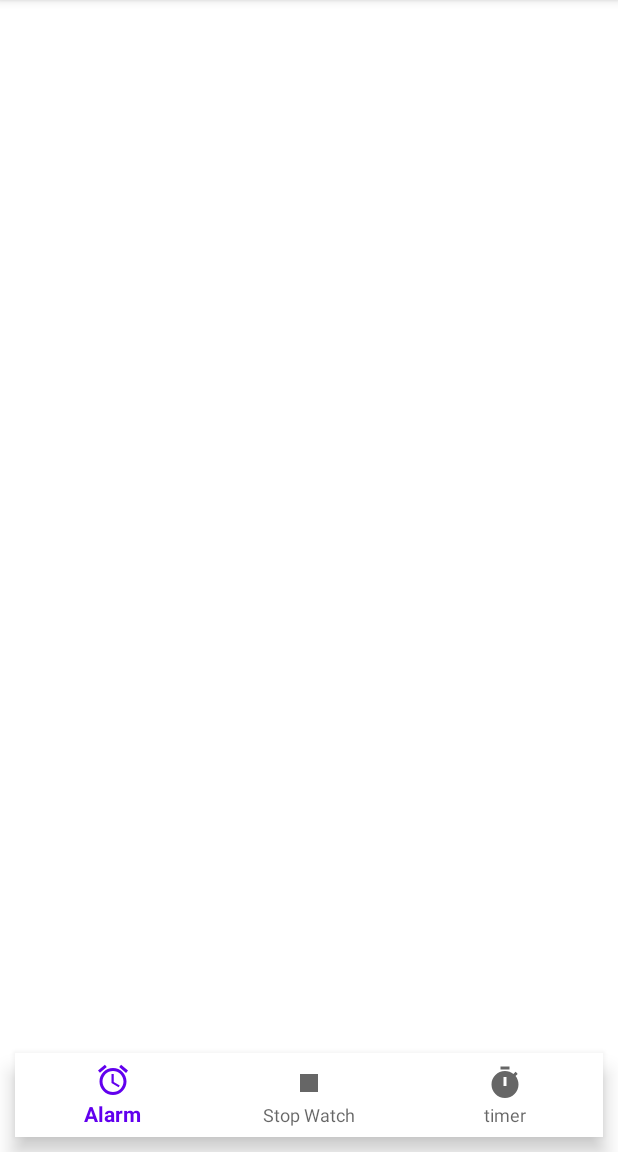
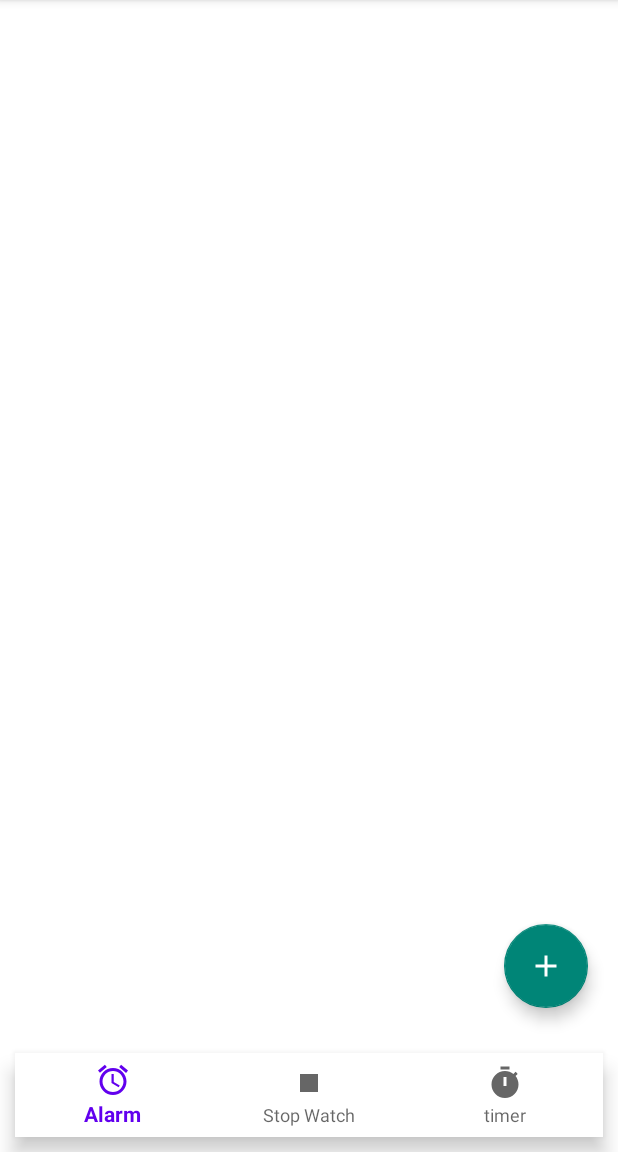
Before and after one commit to ElevativeApps/Jaago, an Android app: the screen it shows after launch (AlarmActivity), on a phone screen of 412 x 824 dp, the part 84-1236 px from its top. Run offline under Robolectric (Android 15) with nearby library versions, the phone set to English and light mode, and no system bars.

Commit message:
Alarm activity update

```diff
--- a/app/src/main/java/com/example/jaago/screens/alarm/AlarmActivity.kt
+++ b/app/src/main/java/com/example/jaago/screens/alarm/AlarmActivity.kt
@@ -1,14 +1,84 @@
 package com.example.jaago.screens.alarm
 
+import android.content.ContentValues
+import android.content.Intent
+import android.database.Cursor
 import android.os.Bundle
+import android.widget.Button
 import android.widget.LinearLayout
+import android.widget.NumberPicker
+import androidx.recyclerview.widget.LinearLayoutManager
+import androidx.recyclerview.widget.RecyclerView
 import com.example.jaago.R
+import com.example.jaago.model.AlarmItem
 import com.example.jaago.screens.base.BaseActivity
+import com.google.android.material.floatingactionbutton.FloatingActionButton
 
 class AlarmActivity : BaseActivity() {
+    private lateinit var addButton: FloatingActionButton
+    private lateinit var dbHelper: AlarmDbHelper
+    private lateinit var alarmAdapter: AlarmAdapter
+    companion object {
+        const val TIME_SELECTION_REQUEST_CODE = 1
+    }
     override fun onCreate(savedInstanceState: Bundle?) {
         super.onCreate(savedInstanceState)
         val fragmentLayout = findViewById<LinearLayout>(R.id.fragment_layout)
         layoutInflater.inflate(R.layout.activity_alarm , fragmentLayout)
+
+        addButton = findViewById(R.id.btn_add)
+        addButton.setOnClickListener{
+            val intent = Intent(this , AddAlarm::class.java)
+            startActivityForResult(intent , TIME_SELECTION_REQUEST_CODE)
+        }
+        dbHelper = AlarmDbHelper(this)
+        // Fetch and display existing alarms
+        val alarms = getAllAlarms().toMutableList()
+        val recyclerView = findViewById<RecyclerView>(R.id.rv_alarm)
+        recyclerView.layoutManager = LinearLayoutManager(this)
+        alarmAdapter = AlarmAdapter(alarms)
+        recyclerView.adapter = alarmAdapter
+    }
+
+    private fun getAllAlarms(): List<AlarmItem> {
+        val alarms = mutableListOf<AlarmItem>()
+        val db = dbHelper.readableDatabase
+        val cursor: Cursor = db.query(
+            AlarmDbHelper.TABLE_NAME,
+            arrayOf(AlarmDbHelper.COLUMN_TIME, AlarmDbHelper.COLUMN_IS_CHECKED),
+            null,
+            null,
+            null,
+            null,
+            null
+        )
+        while (cursor.moveToNext()) {
+            val time = cursor.getString(cursor.getColumnIndexOrThrow(AlarmDbHelper.COLUMN_TIME))
+            val isChecked = cursor.getInt(cursor.getColumnIndexOrThrow(AlarmDbHelper.COLUMN_IS_CHECKED)) == 1
+            val alarmItem = AlarmItem(time, isChecked)
+            alarms.add(alarmItem)
+        }
+        cursor.close()
+        return alarms
+    }
+
+    private fun insertAlarm(time: String) {
+        val db = dbHelper.writableDatabase
+        val values = ContentValues().apply {
+            put(AlarmDbHelper.COLUMN_TIME, time)
+        }
+        db.insert(AlarmDbHelper.TABLE_NAME, null, values)
+    }
+
+    override fun onActivityResult(requestCode: Int, resultCode: Int, data: Intent?) {
+        super.onActivityResult(requestCode, resultCode, data)
+        if (requestCode == TIME_SELECTION_REQUEST_CODE && resultCode == RESULT_OK) {
+            val selectedTime = data?.getStringExtra(AddAlarm.SELECTED_TIME)
+            selectedTime?.let {
+                // Save the new alarm to the database
+                insertAlarm(it)
+                alarmAdapter.addAlarm(AlarmItem(it, false))
+            }
+        }
     }
 }
--- /dev/null
+++ b/app/src/main/java/com/example/jaago/screens/alarm/AlarmDbHelper.kt
@@ -0,0 +1,36 @@
+package com.example.jaago.screens.alarm
+
+import android.content.Context
+import android.database.sqlite.SQLiteDatabase
+import android.database.sqlite.SQLiteOpenHelper
+
+class AlarmDbHelper(context: Context) : SQLiteOpenHelper(context, DATABASE_NAME, null, DATABASE_VERSION) {
+
+    companion object {
+        const val DATABASE_NAME = "alarm_database"
+        const val DATABASE_VERSION = 2
+
+        const val TABLE_NAME = "alarms"
+        const val COLUMN_ID = "_id"
+        const val COLUMN_TIME = "time"
+        const val COLUMN_IS_CHECKED = "is_checked"
+    }
+
+    // Create the alarms table
+    private val CREATE_TABLE_QUERY = """
+        CREATE TABLE $TABLE_NAME (
+            $COLUMN_ID INTEGER PRIMARY KEY AUTOINCREMENT,
+            $COLUMN_TIME TEXT,
+            $COLUMN_IS_CHECKED INTEGER DEFAULT 0
+        )
+    """.trimIndent()
+
+    override fun onCreate(db: SQLiteDatabase) {
+        db.execSQL(CREATE_TABLE_QUERY)
+    }
+
+    override fun onUpgrade(db: SQLiteDatabase, oldVersion: Int, newVersion: Int) {
+        db.execSQL("DROP TABLE IF EXISTS $TABLE_NAME")
+        onCreate(db)
+    }
+}
--- /dev/null
+++ b/app/src/main/res/drawable/ic_add.xml
@@ -0,0 +1,5 @@
+<vector android:height="24dp" android:tint="#FFFFFF"
+    android:viewportHeight="24" android:viewportWidth="24"
+    android:width="24dp" xmlns:android="http://schemas.android.com/apk/res/android">
+    <path android:fillColor="@android:color/white" android:pathData="M19,13h-6v6h-2v-6H5v-2h6V5h2v6h6v2z"/>
+</vector>
--- /dev/null
+++ b/app/src/main/res/drawable/ic_delete.xml
@@ -0,0 +1,5 @@
+<vector android:height="24dp" android:tint="#000000"
+    android:viewportHeight="24" android:viewportWidth="24"
+    android:width="24dp" xmlns:android="http://schemas.android.com/apk/res/android">
+    <path android:fillColor="@android:color/white" android:pathData="M6,19c0,1.1 0.9,2 2,2h8c1.1,0 2,-0.9 2,-2V7H6v12zM19,4h-3.5l-1,-1h-5l-1,1H5v2h14V4z"/>
+</vector>
--- /dev/null
+++ b/app/src/main/res/drawable/ic_more.xml
@@ -0,0 +1,5 @@
+<vector android:height="24dp" android:tint="#000000"
+    android:viewportHeight="24" android:viewportWidth="24"
+    android:width="24dp" xmlns:android="http://schemas.android.com/apk/res/android">
+    <path android:fillColor="@android:color/black" android:pathData="M12,8c1.1,0 2,-0.9 2,-2s-0.9,-2 -2,-2 -2,0.9 -2,2 0.9,2 2,2zM12,10c-1.1,0 -2,0.9 -2,2s0.9,2 2,2 2,-0.9 2,-2 -0.9,-2 -2,-2zM12,16c-1.1,0 -2,0.9 -2,2s0.9,2 2,2 2,-0.9 2,-2 -0.9,-2 -2,-2z"/>
+</vector>
--- a/app/src/main/res/layout/activity_alarm.xml
+++ b/app/src/main/res/layout/activity_alarm.xml
@@ -6,12 +6,19 @@
     android:layout_height="match_parent"
     tools:context=".screens.alarm.AlarmActivity">
 
-    <TextView
-        android:text="Alarm Screen"
-        android:textSize="24sp"
-        android:textColor="@color/white"
-        android:layout_width="wrap_content"
-        android:layout_height="wrap_content"
-        android:layout_centerInParent="true"/>
+    <androidx.recyclerview.widget.RecyclerView
+        android:id="@+id/rv_alarm"
+        android:layout_width="match_parent"
+        android:layout_height="match_parent"/>
+
+    <com.google.android.material.floatingactionbutton.FloatingActionButton
+        android:id="@+id/btn_add"
+        android:layout_width="100dp"
+        android:layout_height="100dp"
+        android:src="@drawable/ic_add"
+        android:layout_alignParentBottom="true"
+        android:layout_alignParentEnd="true"
+        android:layout_marginBottom="20dp"
+        android:layout_marginEnd="20dp"/>
 
 </RelativeLayout>
```
Also changed, not shown: app/src/main/AndroidManifest.xml (+10 -6 lines), app/src/main/java/com/example/jaago/model/AlarmItem.kt (added, +12 -0 lines), app/src/main/java/com/example/jaago/screens/alarm/AddAlarm.kt (added, +52 -0 lines), app/src/main/java/com/example/jaago/screens/alarm/AlarmAdapter.kt (added, +31 -0 lines), app/src/main/java/com/example/jaago/screens/alarm/viewholder/AlarmViewHolder.kt (added, +18 -0 lines), app/src/main/res/drawable/bg_item_alarm.xml (added, +8 -0 lines), app/src/main/res/layout/activity_add_alarm.xml (added, +370 -0 lines), app/src/main/res/layout/item_alarm.xml (added, +57 -0 lines).
